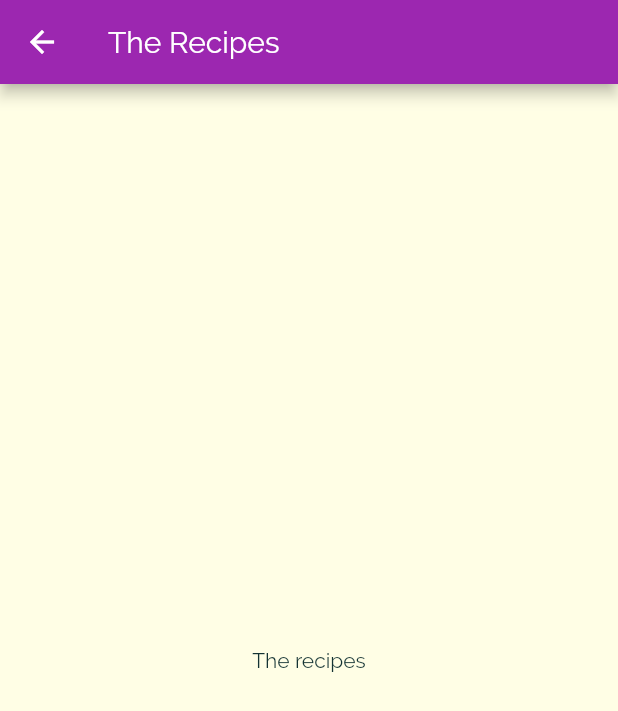
After one commit to RadiRS/ft-meals-apps, a Flutter app: the screen it shows after launch, after a tap on "Italian", on a phone screen of 412 x 824 dp. The commit adds this screen. Shown: the top 711 px of the screen. Run offline on Flutter 3.47's test engine with Material 2 defaults, Android fonts, the phone set to English and light mode, and no system bars.

Commit message:
Added touch action at category_item widget & navigation to new screen

```diff
--- a/lib/category_item.dart
+++ b/lib/category_item.dart
@@ -1,4 +1,5 @@
 import 'package:flutter/material.dart';
+import 'package:meals_app/category_meals_screen.dart';
 
 class CategoryItem extends StatelessWidget {
   final String title;
@@ -6,9 +7,21 @@ class CategoryItem extends StatelessWidget {
 
   const CategoryItem({Key key, this.title, this.color}) : super(key: key);
 
+  void onPressCategory(BuildContext ctx) {
+    Navigator.of(ctx).push(
+      MaterialPageRoute(builder: (_) {
+        return CategoryMealsScreen();
+      }),
+    );
+  }
+
   @override
   Widget build(BuildContext context) {
-    return Container(
+    return InkWell(
+      onTap: () => onPressCategory(context),
+      splashColor: Theme.of(context).primaryColor,
+      borderRadius: BorderRadius.circular(15),
+      child: Container(
         padding: const EdgeInsets.all(15),
         child: Text(
           title,
@@ -22,6 +35,7 @@ class CategoryItem extends StatelessWidget {
           ),
           borderRadius: BorderRadius.circular(15),
         ),
+      ),
     );
   }
 }
--- /dev/null
+++ b/lib/category_meals_screen.dart
@@ -0,0 +1,17 @@
+import 'package:flutter/material.dart';
+
+class CategoryMealsScreen extends StatelessWidget {
+  const CategoryMealsScreen({Key key}) : super(key: key);
+
+  @override
+  Widget build(BuildContext context) {
+    return Scaffold(
+      appBar: AppBar(
+        title: Text('The Recipes'),
+      ),
+      body: Center(
+        child: Text('The recipes'),
+      ),
+    );
+  }
+}
```
Lines whose indentation alone changed are shown as unchanged.
